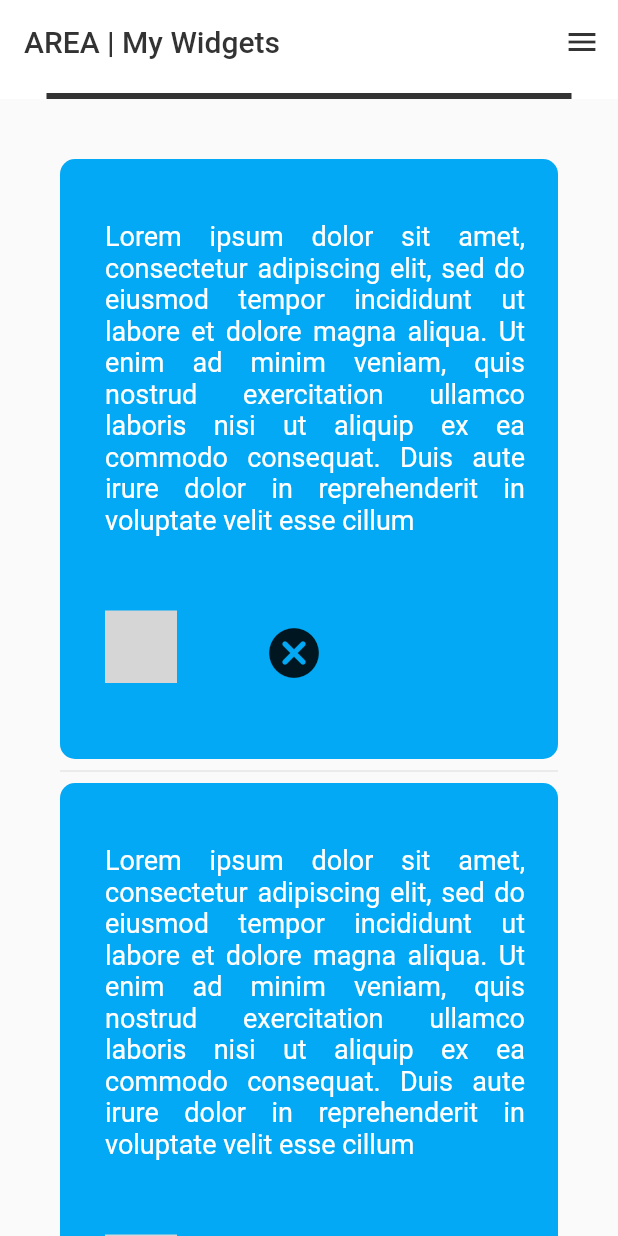
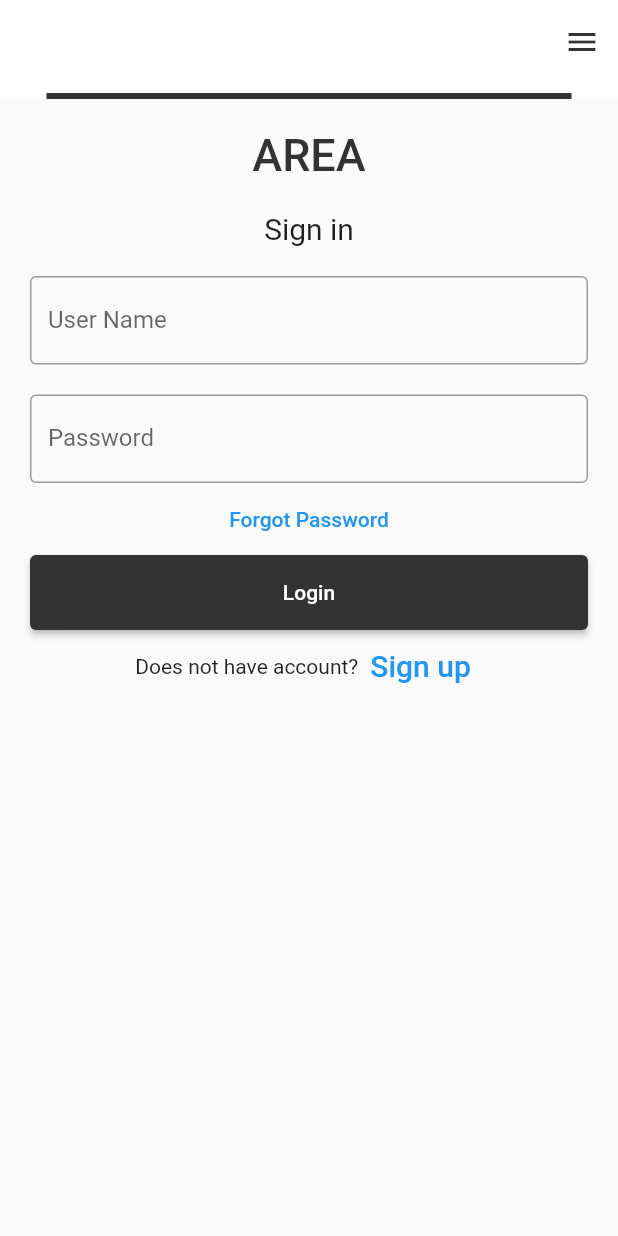
Before and after one commit to XriM/Area, a Flutter app: the screen it shows after launch, on a phone screen of 412 x 824 dp. Run offline on Flutter 3.47's test engine with Material 2 defaults, Android fonts, the phone set to English and light mode, and no system bars; missing offline and left inert: rolling_switch; grey boxes are pictures that could not be loaded.

Commit message:
.feat adding loginpage et debugging

```diff
--- a/flutter_docker/workspace/lib/main.dart
+++ b/flutter_docker/workspace/lib/main.dart
@@ -1,6 +1,9 @@
+// ignore_for_file: prefer_const_constructors
+
 import 'routes/first_screen.dart';
 import 'routes/second_screen.dart';
 import 'routes/third_screen.dart';
+import 'routes/loginPage.dart';
 import 'package:flutter/material.dart';
 
 void main() {
@@ -19,7 +22,7 @@
       theme: ThemeData(
         primarySwatch: Colors.blue,
       ),
-      home: const MyHomePage(title: 'Flutter Demo Home Page'),
+      home: const MyHomePage(title: ''),
     );
   }
 }
@@ -34,13 +37,14 @@
 }
 
 enum ScreenType {
+  loginPage,
   firstScreen,
   secondScreen,
   thirdScreen,
 }
 
 class _MyHomePageState extends State<MyHomePage> {
-  ScreenType _screenType = ScreenType.firstScreen;
+  ScreenType _screenType = ScreenType.loginPage;
 
   final GlobalKey<ScaffoldState> _scaffoldKey = GlobalKey<ScaffoldState>();
 
@@ -139,6 +143,17 @@
               ),
               onTap: () => onTabTapped(ScreenType.thirdScreen),
             ),
+            ListTile(
+              leading: const Icon(
+                Icons.account_box_rounded,
+                color: Colors.white,
+              ),
+              title: const Text(
+                'test',
+                style: TextStyle(color: Colors.white, fontSize: 20),
+              ),
+              onTap: () => onTabTapped(ScreenType.loginPage),
+            ),
           ],
         ),
       ),
@@ -154,6 +169,8 @@
         return const SecondScreen();
       case ScreenType.thirdScreen:
         return const ThirdScreen();
+      case ScreenType.loginPage:
+        return const LoginPage();
     }
   }
 
@@ -175,60 +192,8 @@
         return "AREA | Create";
       case ScreenType.thirdScreen:
         return "AREA | Profile";
+      case ScreenType.loginPage:
+        return "";
     }
   }
 }
-
-
-
-
-
-
-
-
-
-// import 'package:area_app/widgets.dart';
-// import 'package:flutter/material.dart';
-// import 'sideBar.dart';
-
-// void main() => runApp(MyApp());
-
-// class MyApp extends StatelessWidget {
-//   @override
-//   Widget build(BuildContext context) {
-//     return MaterialApp(
-//       debugShowCheckedModeBanner: false,
-//       title: 'Flutter Demo',
-//       theme: ThemeData(
-//         primarySwatch: Colors.blue,
-//       ),
-//       home: MyHomePage(),
-//     );
-//   }
-// }
-
-// class MyHomePage extends StatelessWidget {
-//   @override
-//   Widget build(BuildContext context) {
-//     return Scaffold(
-//         appBar: AppBar(
-//           centerTitle: false,
-//           iconTheme: IconThemeData(color: Color(0xff333333)),
-//           backgroundColor: Colors.white,
-//           elevation: 0,
-//           bottom: PreferredSize(
-//               child: Container(
-//                 color: Color(0xff333333),
-//                 height: 4.0,
-//                 width: 350,
-//               ),
-//               preferredSize: Size.fromHeight(10.0)),
-//           title: Text(
-//             'AREA',
-//             style: TextStyle(color: Color(0xff333333)),
-//           ),
-//         ),
-//         endDrawer: NavDrawer(),
-//         body: widgets());
-//   }
-// }
--- a/flutter_docker/workspace/lib/routes/first_screen.dart
+++ b/flutter_docker/workspace/lib/routes/first_screen.dart
@@ -25,19 +25,19 @@
                     // alignment: WrapAlignment.spaceBetween,
 
                     children: [
-                      Text(" "),
-                      SizedBox(
+                      const Text(" "),
+                      const SizedBox(
                         height: 25,
                       ),
-                      SizedBox(
+                      const SizedBox(
                         width: 280,
-                        child: const Text(
+                        child: Text(
                           "Lorem ipsum dolor sit amet, consectetur adipiscing elit, sed do eiusmod tempor incididunt ut labore et dolore magna aliqua. Ut enim ad minim veniam, quis nostrud exercitation ullamco laboris nisi ut aliquip ex ea commodo consequat. Duis aute irure dolor in reprehenderit in voluptate velit esse cillum ",
                           style: TextStyle(fontSize: 18, color: Colors.white),
                           textAlign: TextAlign.justify,
                         ),
                       ),
-                      SizedBox(height: 50),
+                      const SizedBox(height: 50),
                       Wrap(
                         alignment: WrapAlignment.spaceEvenly,
                         direction: Axis.horizontal,
@@ -56,7 +56,7 @@
                               text: Text('OFF'),
                             ),
                           ),
-                          SizedBox(width: 50),
+                          const SizedBox(width: 50),
                           IconButton(
                             onPressed: () => {},
                             icon: const Icon(Icons.cancel_rounded),
--- /dev/null
+++ b/flutter_docker/workspace/lib/routes/loginPage.dart
@@ -0,0 +1,98 @@
+import 'package:flutter/material.dart';
+
+import '../main.dart';
+
+class LoginPage extends StatefulWidget {
+  const LoginPage({Key? key}) : super(key: key);
+
+  @override
+  State<LoginPage> createState() => _LoginPageState();
+}
+
+class _LoginPageState extends State<LoginPage> {
+  TextEditingController nameController = TextEditingController();
+  TextEditingController passwordController = TextEditingController();
+
+  @override
+  Widget build(BuildContext context) {
+    return Padding(
+        padding: const EdgeInsets.all(10),
+        child: ListView(
+          children: <Widget>[
+            Container(
+                alignment: Alignment.center,
+                padding: const EdgeInsets.all(10),
+                child: const Text(
+                  'AREA',
+                  style: TextStyle(
+                      color: Color(0xff333333),
+                      fontWeight: FontWeight.w500,
+                      fontSize: 30),
+                )),
+            Container(
+                alignment: Alignment.center,
+                padding: const EdgeInsets.all(10),
+                child: const Text(
+                  'Sign in',
+                  style: TextStyle(fontSize: 20),
+                )),
+            Container(
+              padding: const EdgeInsets.all(10),
+              child: TextField(
+                controller: nameController,
+                decoration: const InputDecoration(
+                  border: OutlineInputBorder(),
+                  labelText: 'User Name',
+                ),
+              ),
+            ),
+            Container(
+              padding: const EdgeInsets.fromLTRB(10, 10, 10, 0),
+              child: TextField(
+                obscureText: true,
+                controller: passwordController,
+                decoration: const InputDecoration(
+                  border: OutlineInputBorder(),
+                  labelText: 'Password',
+                ),
+              ),
+            ),
+            TextButton(
+              onPressed: () {
+                //forgot password screen
+              },
+              child: const Text(
+                'Forgot Password',
+              ),
+            ),
+            Container(
+                height: 50,
+                padding: const EdgeInsets.fromLTRB(10, 0, 10, 0),
+                child: ElevatedButton(
+                  child: const Text('Login'),
+                  style: ElevatedButton.styleFrom(
+                      primary: const Color(0xff333333)),
+                  onPressed: () {
+                    print(nameController.text);
+                    print(passwordController.text);
+                  },
+                )),
+            Row(
+              children: <Widget>[
+                const Text('Does not have account?'),
+                TextButton(
+                  child: const Text(
+                    'Sign up',
+                    style: TextStyle(fontSize: 20),
+                  ),
+                  onPressed: () {
+                    //signup screen
+                  },
+                )
+              ],
+              mainAxisAlignment: MainAxisAlignment.center,
+            ),
+          ],
+        ));
+  }
+}
```
